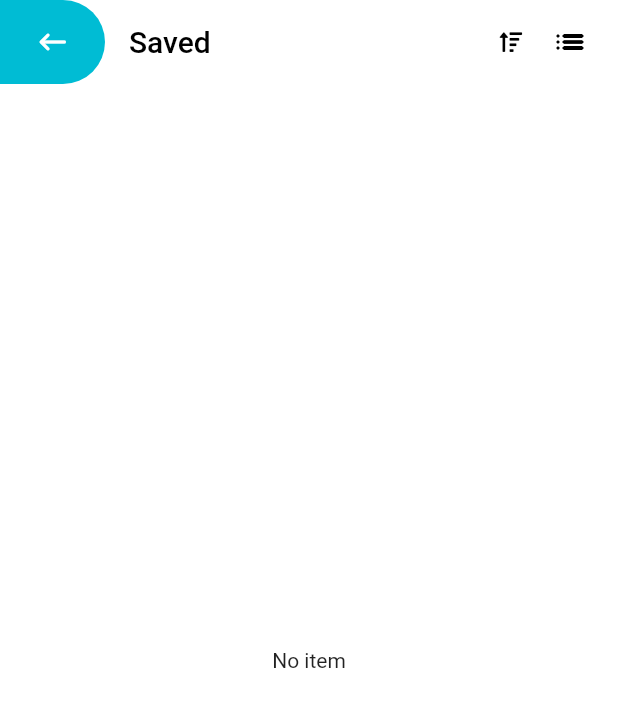
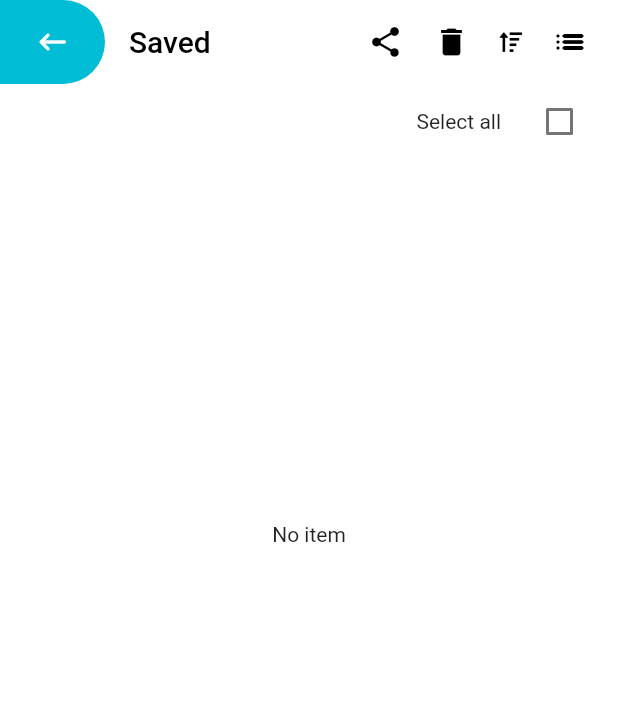
Before and after one commit to sivaprasadnk/pdf_creator, a Flutter app: the screen it shows after launch, after a tap on "View Saved", on a phone screen of 412 x 824 dp. Shown: the top 707 px of the screen. Run offline on Flutter 3.47's test engine with Material 2 defaults, Android fonts, the phone set to English and light mode, and no system bars; our stand-ins replace image_picker, open_filex, pdf, printing, share_plus; missing offline and left inert: flutter_html_to_pdf, html_editor_enhanced.

Commit message:
adding share and delete

```diff
--- /dev/null
+++ b/lib/model/file.item.model.dart
@@ -0,0 +1,12 @@
+class FileItemModel {
+  String name;
+  String path;
+  DateTime createdDateTime;
+  bool isSelected;
+  FileItemModel({
+    required this.name,
+    required this.path,
+    required this.createdDateTime,
+    required this.isSelected,
+  });
+}
--- a/lib/views/home.screen.dart
+++ b/lib/views/home.screen.dart
@@ -9,6 +9,13 @@ class HomeScreen extends StatefulWidget {
 }
 
 class _HomeScreenState extends State<HomeScreen> {
+
+  @override
+  void initState() {
+    super.initState();
+  }
+
+
   @override
   Widget build(BuildContext context) {
     var width = MediaQuery.of(context).size.width;
--- a/lib/views/saved/saved.lists.dart
+++ b/lib/views/saved/saved.lists.dart
@@ -1,10 +1,13 @@
 import 'dart:io';
 
+// import 'package:advance_pdf_viewer/advance_pdf_viewer.dart';
 import 'package:flutter/material.dart';
 import 'package:open_filex/open_filex.dart';
 import 'package:path_provider/path_provider.dart';
+import 'package:pdf_creator/model/file.item.model.dart';
 import 'package:pdf_creator/utils/data.dart';
 import 'package:pdf_creator/utils/file.extensions.dart';
+import 'package:share_plus/share_plus.dart';
 
 class SavedListScreen extends StatefulWidget {
   const SavedListScreen({super.key});
@@ -16,8 +19,14 @@ class SavedListScreen extends StatefulWidget {
 
 class _SavedListScreenState extends State<SavedListScreen> {
   String directory = "";
-  List<FileSystemEntity> fileList = [];
+  List<FileItemModel> fileList = [];
+  List<int> indexList = [];
+  List<String> pathList = [];
   List thumbnailList = [];
+
+  bool shareEnabled = false;
+  bool deleteEnabled = false;
+  bool selectAllEnabled = false;
 
   SavedView view = SavedView.grid;
   SavedSort sort = SavedSort.asc;
@@ -30,15 +39,26 @@ class _SavedListScreenState extends State<SavedListScreen> {
 
   void _listofFiles() async {
     directory = (await getExternalStorageDirectory())!.path;
-    fileList = Directory("$directory/").listSync();
+    var tempFileList = Directory("$directory/").listSync();
+    for (var item in tempFileList) {
+      fileList.add(
+        FileItemModel(
+            name: item.path.file,
+            path: item.path,
+            createdDateTime: item.path.dateTime,
+            isSelected: false),
+      );
+    }
     setState(() {});
   }
 
   @override
   Widget build(BuildContext context) {
-    const IconData sort_amount_down =
+    var width = MediaQuery.of(context).size.width;
+    var height = MediaQuery.of(context).size.height;
+    const IconData sortDown =
         IconData(0xf160, fontFamily: 'sort', fontPackage: null);
-    const IconData sort_amount_up =
+    const IconData sortUp =
         IconData(0xf161, fontFamily: 'sort', fontPackage: null);
 
     const IconData filePdf =
@@ -69,29 +89,57 @@ class _SavedListScreenState extends State<SavedListScreen> {
         elevation: 0,
         title: const Text("Saved"),
         actions: [
+          GestureDetector(
+            onTap: () {
+              List<XFile> shareList = [];
+              for (var item in fileList) {
+                if (item.isSelected) {
+                  shareList.add(XFile(item.path));
+                }
+              }
+              if (shareList.isNotEmpty) {
+                Share.shareXFiles(shareList, text: 'Sharing files');
+              }
+            },
+            child: const Icon(Icons.share),
+          ),
+          const SizedBox(width: 20),
+          GestureDetector(
+            onTap: () {
+              List<FileItemModel> deleteList = [];
+              for (var item in fileList) {
+                if (item.isSelected) {
+                  deleteList.add(item);
+                }
+              }
+              confirmDelete(deleteList);
+            },
+            child: const Icon(Icons.delete),
+          ),
+          const SizedBox(width: 20),
           sort == SavedSort.asc
               ? GestureDetector(
                   onTap: () {
-                    fileList.sort(
-                        (a, b) => b.path.dateTime.compareTo(a.path.dateTime));
+                    fileList.sort((a, b) =>
+                        b.createdDateTime.compareTo(a.createdDateTime));
                     sort = SavedSort.desc;
                     setState(() {});
                   },
                   child: const Icon(
-                    sort_amount_up,
+                    sortUp,
                     size: 15,
                   ),
                 )
               : GestureDetector(
                   onTap: () {
-                    fileList.sort(
-                        (a, b) => a.path.dateTime.compareTo(b.path.dateTime));
+                    fileList.sort((a, b) =>
+                        a.createdDateTime.compareTo(b.createdDateTime));
                     sort = SavedSort.asc;
 
                     setState(() {});
                   },
                   child: const Icon(
-                    sort_amount_down,
+                    sortDown,
                     size: 15,
                   ),
                 ),
@@ -115,12 +163,44 @@ class _SavedListScreenState extends State<SavedListScreen> {
           const SizedBox(width: 20)
         ],
       ),
-      body: fileList.isNotEmpty
+      body: SizedBox.expand(
+        child: Column(
+          mainAxisSize: MainAxisSize.min,
+          children: [
+            SizedBox(
+              height: 50,
+              width: width,
+              child: Row(
+                mainAxisAlignment: MainAxisAlignment.end,
+                children: [
+                  const Text('Select all'),
+                  const SizedBox(
+                    width: 15,
+                  ),
+                  Checkbox(
+                      value: selectAllEnabled,
+                      onChanged: (val) {
+                        selectAllEnabled = val!;
+                        for (var i in fileList) {
+                          i.isSelected = val;
+                        }
+                        setState(() {});
+                      }),
+                  const SizedBox(
+                    width: 15,
+                  )
+                ],
+              ),
+            ),
+            fileList.isNotEmpty
                 ? view == SavedView.grid
-              ? GridView.builder(
+                    ? SizedBox(
+                        height: height * 0.8,
+                        child: GridView.builder(
                           padding: const EdgeInsets.all(20),
                           shrinkWrap: true,
-                  gridDelegate: const SliverGridDelegateWithFixedCrossAxisCount(
+                          gridDelegate:
+                              const SliverGridDelegateWithFixedCrossAxisCount(
                             crossAxisCount: 2,
                             mainAxisExtent: 150,
                             crossAxisSpacing: 10,
@@ -130,9 +210,9 @@ class _SavedListScreenState extends State<SavedListScreen> {
                           itemBuilder: (context, index) {
                             var fileItem = fileList[index];
 
-                    var date = fileItem.path.dateTime;
+                            var date = fileItem.createdDateTime;
                             return GestureDetector(
-                      onTap: () {
+                              onTap: () async {
                                 OpenFilex.open(fileItem.path);
                               },
                               child: Stack(
@@ -164,31 +244,41 @@ class _SavedListScreenState extends State<SavedListScreen> {
                                     ),
                                   ),
                                   Positioned.fill(
-                            top: 10,
-                            right: 10,
+                                    top: 5,
+                                    right: 5,
                                     child: Align(
                                       alignment: Alignment.topRight,
-                              child: GestureDetector(
-                                onTap: () {
-                                  fileItem.delete();
-                                  fileList.removeWhere(
-                                      (element) =>
-                                      element.path == fileItem.path);
+                                      child: Checkbox(
+                                        value: fileItem.isSelected,
+                                        onChanged: (value) {
+                                          fileItem.isSelected = value!;
                                           setState(() {});
                                         },
-                                child: const Icon(Icons.delete_forever),
                                       ),
+                                      // child: GestureDetector(
+                                      //   onTap: () {
+                                      //     fileItem.delete();
+                                      //     fileList.removeWhere((element) =>
+                                      //         element.path == fileItem.path);
+                                      //     setState(() {});
+                                      //   },
+                                      //   child: const Icon(Icons.delete_forever),
+                                      // ),
                                     ),
                                   )
                                 ],
                               ),
                             );
                           },
+                        ),
                       )
-              : ListView.separated(
+                    : SizedBox(
+                        height: height * 0.8,
+                        child: ListView.separated(
                           itemCount: fileList.length,
                           shrinkWrap: true,
-                  padding: const EdgeInsets.only(left: 20, top: 50, right: 15),
+                          padding: const EdgeInsets.only(
+                              left: 20, top: 20, right: 15),
                           separatorBuilder: (context, index) {
                             return const Divider(
                               color: Colors.black,
@@ -204,31 +294,66 @@ class _SavedListScreenState extends State<SavedListScreen> {
                               height: 55,
                               child: ListTile(
                                 title: Text("Doc_${fileItem.path.file}"),
-                        subtitle: Text(date.toString().split('.').first),
+                                subtitle:
+                                    Text(date.toString().split('.').first),
                                 dense: false,
                                 leading: const Icon(
                                   filePdf,
                                   size: 30,
                                   color: Colors.red,
                                 ),
-                        trailing: GestureDetector(
-                          onTap: () {
-                            fileItem.delete();
-                            fileList.removeWhere(
-                                (element) => element.path == fileItem.path);
+                                trailing: Checkbox(
+                                  value: fileItem.isSelected,
+                                  onChanged: (value) {
+                                    fileItem.isSelected = value!;
                                     setState(() {});
                                   },
-                          child: const Icon(Icons.delete_forever),
                                 ),
                               ),
                             );
                           },
+                        ),
                       )
-          : const SizedBox.expand(
+                : const SizedBox(
+                    height: 500,
                     child: Center(
                       child: Text("No item"),
                     ),
                   ),
+          ],
+        ),
+      ),
     );
   }
+
+  confirmDelete(List<FileItemModel> fileItemList) async {
+    await showDialog(
+        context: context,
+        builder: (context) {
+          return AlertDialog(
+            title: const Text("Confirm delete"),
+            content: Text(
+                "Are you sure to delete these ${fileItemList.length} files ?"),
+            actions: [
+              TextButton(
+                onPressed: () {
+                  Navigator.pop(context);
+                },
+                child: const Text("No"),
+              ),
+              TextButton(
+                onPressed: () {
+                  for (var i in fileItemList) {
+                    File(i.path).delete();
+                    fileList.removeWhere((element) => element.path == i.path);
                   }
+                  setState(() {});
+                  Navigator.pop(context);
+                },
+                child: const Text("Yes"),
+              )
+            ],
+          );
+        });
+  }
+}
```
Also changed, not shown: lib/views/saved/pdf.view.screen.dart (added, +91 -0 lines), lib/views/saved/widgets/list.item.dart (added, +38 -0 lines), pubspec.yaml (+12 -21 lines), pubspec.lock, 4 other files. Lines whose indentation alone changed are shown as unchanged.
